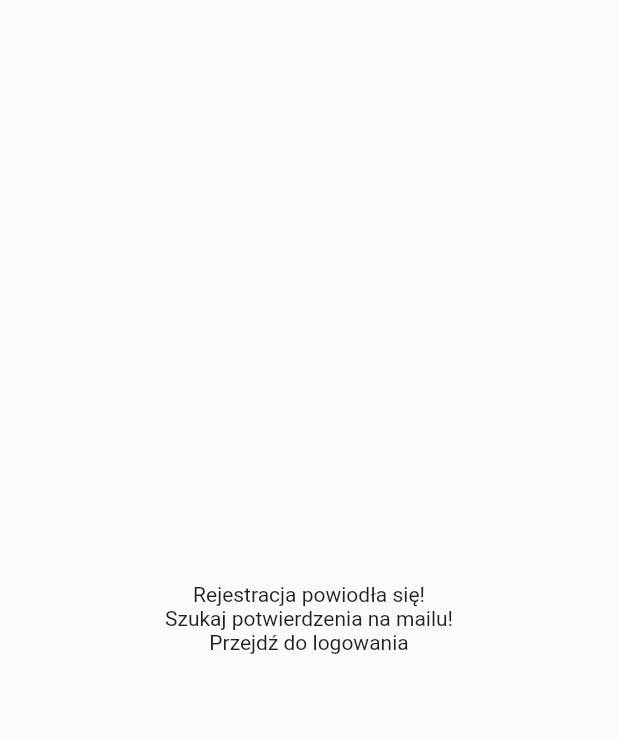
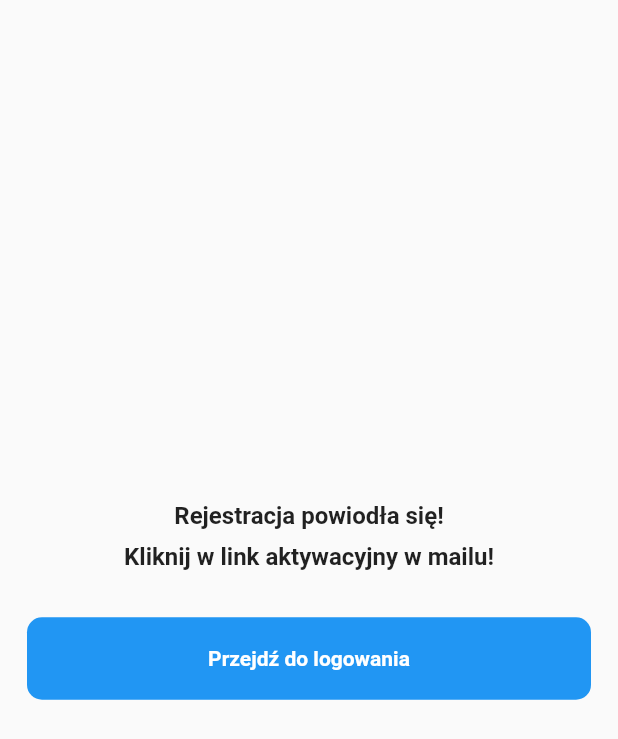
Before and after one commit to intensivevr-pub/intensivevr-pub-app, a Flutter app: the RegisterSuccessPage screen opened directly, on a phone screen of 412 x 824 dp. Shown: the top 739 px of the screen. Run offline on Flutter 3.47's test engine with Material 2 defaults, Android fonts, the phone set to English and light mode, and no system bars; our stand-ins replace auth_buttons, backdrop, barcode_widget, bloc, carousel_slider, dartz and 9 more; missing offline and left inert: day_night_switcher, gradient_text, shared_preferences_web; accounts and stored records are empty; network calls fail.

Commit message:
themes, redirect to login

```diff
--- a/lib/features/home/view/online_home_page.dart
+++ b/lib/features/home/view/online_home_page.dart
@@ -68,6 +68,7 @@ class _OnlineHomePageState extends State<OnlineHomePage> {
                 iconTheme: Theme.of(context).iconTheme,
                 actions: [
                   BackdropToggleButton(
+                    color: Theme.of(context).toggleButtonsTheme.color,
                     icon: AnimatedIcons.list_view,
                   )
                 ],
@@ -110,7 +111,7 @@ class _OnlineHomePageState extends State<OnlineHomePage> {
                         BorderRadius.vertical(top: Radius.circular(16)),
                     boxShadow: [
                       BoxShadow(
-                        color: Theme.of(context).backgroundColor.withOpacity(0.2),
+                        color: Theme.of(context).backgroundColor.withOpacity(0.4),
                         spreadRadius: 5,
                         blurRadius: 7,
                         offset: Offset(0, 0), // changes position of shadow
--- a/lib/features/leaderboard/view/game_list_page.dart
+++ b/lib/features/leaderboard/view/game_list_page.dart
@@ -36,7 +36,7 @@ class _GameListPageState extends State<GameListPage> {
         child: Scaffold(
           appBar: AppBar(
             iconTheme: Theme.of(context).iconTheme,
-            title: Text("Wybierz grę"),
+            title: Text("Wybierz grę", style: TextStyle(color: Theme.of(context).primaryColor),),
           ),
             body: loaded
                 ? listOfGames.length != 0
--- a/lib/features/register/view/register_success_page.dart
+++ b/lib/features/register/view/register_success_page.dart
@@ -1,5 +1,6 @@
 import 'package:flutter/material.dart';
 import 'package:intensivevr_pub/features/login/login.dart';
+import 'package:intensivevr_pub/widgets/buttons/welcome_button.dart';
 
 class RegisterSuccessPage extends StatelessWidget {
   static Route route() {
@@ -14,17 +15,31 @@ class RegisterSuccessPage extends StatelessWidget {
           mainAxisAlignment: MainAxisAlignment.center,
           children: [
             Container(
-            child: Text("Rejestracja powiodła się!"),
+              child: Text("Rejestracja powiodła się!",
+              style: TextStyle(fontWeight: FontWeight.bold, fontSize: 16)),
             ),
-          Container(
-            child: Text("Szukaj potwierdzenia na mailu!"),
+            Padding(
+              padding: const EdgeInsets.all(8.0),
+              child: Container(
+                child: Text("Kliknij w link aktywacyjny w mailu!",
+                  style: TextStyle(fontWeight: FontWeight.bold, fontSize: 16)),
               ),
-          InkWell(
-              onTap: () =>
+            ),
+            Padding(
+              padding: const EdgeInsets.all(18.0),
+              child: WelcomeButton(
+                  onPress: () =>
                       Navigator.pushReplacement(context, LoginPage.route()),
-              child: Container(
-                child: Text("Przejdź do logowania"),
-              ))
+                  padding: EdgeInsets.all(16),
+                  borderRadius: BorderRadius.all(Radius.circular(10)),
+                  color: Colors.blue,
+                  splashColor: Colors.purple,
+                  text: Text(
+                    "Przejdź do logowania",
+                    style: TextStyle(color: Colors.white, fontWeight: FontWeight.bold),
+                  )),
+            ),
+
         ],
       ),
     ));
--- a/lib/features/theme/dark_theme.dart
+++ b/lib/features/theme/dark_theme.dart
@@ -5,10 +5,10 @@ ThemeData darkTheme = ThemeData(
     primaryColor: Colors.white,
     backgroundColor: Colors.black12,
     toggleButtonsTheme: ToggleButtonsThemeData(
-        color: Colors.white54
+        color: Colors.white70
     ),
     iconTheme: IconThemeData(
-      color: Colors.white54
+      color: Colors.white70
     ),
     appBarTheme: AppBarTheme(
       color:  Colors.black54,
--- a/lib/features/welcome/view/welcome_page.dart
+++ b/lib/features/welcome/view/welcome_page.dart
@@ -14,6 +14,7 @@ class WelcomePage extends StatelessWidget {
   @override
   Widget build(BuildContext context) {
     return Scaffold(
+      backgroundColor: Colors.white,
       body: SafeArea(
         child: Column(
           crossAxisAlignment: CrossAxisAlignment.center,
```
Lines whose indentation alone changed are shown as unchanged.
